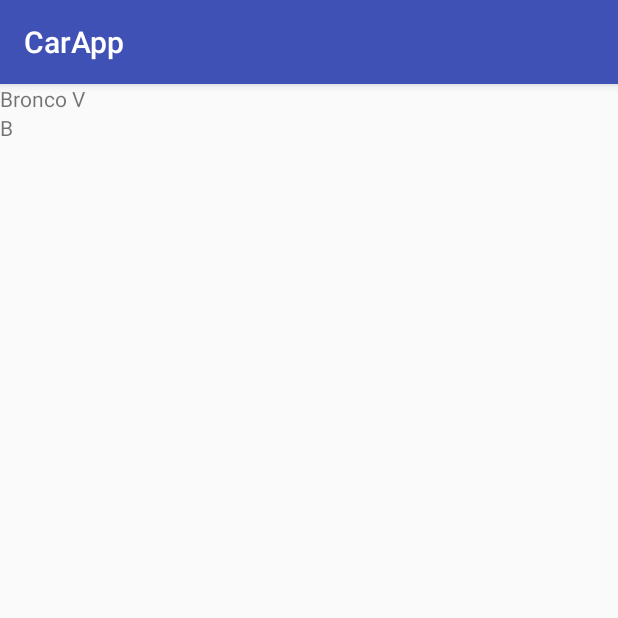
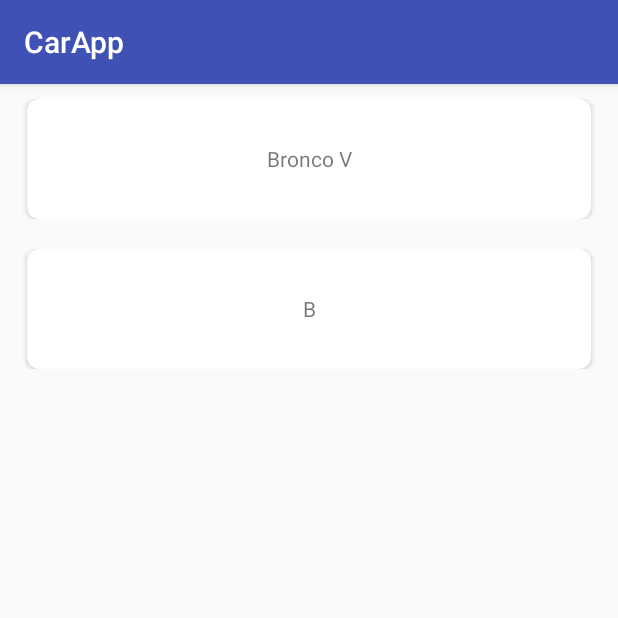
Before and after one commit to Alherd/CarsApp, an Android app: the screen it shows after launch (MainActivity), on a phone screen of 412 x 824 dp, the top half of it. Run offline under Robolectric (Android 15) with nearby library versions, the phone set to English and light mode, and no system bars.

```diff
--- a/app/build.gradle
+++ b/app/build.gradle
@@ -25,7 +25,6 @@ dependencies {
     implementation fileTree(dir: 'libs', include: ['*.jar'])
     implementation 'com.android.support:appcompat-v7:27.1.1'
     implementation 'com.android.support.constraint:constraint-layout:1.1.2'
-    implementation 'com.android.support:recyclerview-v7:27.1.1'
     testImplementation 'junit:junit:4.12'
     androidTestImplementation 'com.android.support.test:runner:1.0.2'
     androidTestImplementation 'com.android.support.test.espresso:espresso-core:3.0.2'
@@ -33,4 +32,7 @@ dependencies {
     implementation 'io.reactivex.rxjava2:rxandroid:2.0.1'
     implementation 'io.reactivex.rxjava2:rxjava:2.0.1'
     implementation 'android.arch.lifecycle:extensions:1.1.1'
+
+    implementation 'com.android.support:recyclerview-v7:27.1.1'
+    implementation 'com.android.support:cardview-v7:27.1.1'
 }
--- a/app/src/main/AndroidManifest.xml
+++ b/app/src/main/AndroidManifest.xml
@@ -9,7 +9,7 @@
         android:roundIcon="@mipmap/ic_launcher_round"
         android:supportsRtl="true"
         android:theme="@style/AppTheme">
-        <activity android:name=".MainActivity">
+        <activity android:name=".activities.MainActivity">
             <intent-filter>
                 <action android:name="android.intent.action.MAIN" />
 
--- a/app/src/main/java/com/example/alherd/carapp/MainActivity.java
+++ b/app/src/main/java/com/example/alherd/carapp/activities/MainActivity.java
@@ -1,13 +1,13 @@
-package com.example.alherd.carapp;
+package com.example.alherd.carapp.activities;
 
 import android.database.Cursor;
 import android.database.sqlite.SQLiteDatabase;
-import android.database.sqlite.SQLiteOpenHelper;
+import android.os.Bundle;
 import android.support.v7.app.AppCompatActivity;
-import android.os.Bundle;
 import android.support.v7.widget.LinearLayoutManager;
 import android.support.v7.widget.RecyclerView;
 
+import com.example.alherd.carapp.R;
 import com.example.alherd.carapp.adapter.CarAdapter;
 import com.example.alherd.carapp.database.DatabaseHelper;
 
--- a/app/src/main/res/layout/activity_main.xml
+++ b/app/src/main/res/layout/activity_main.xml
@@ -4,7 +4,7 @@
     xmlns:tools="http://schemas.android.com/tools"
     android:layout_width="match_parent"
     android:layout_height="match_parent"
-    tools:context=".MainActivity">
+    tools:context=".activities.MainActivity">
 
     <android.support.v7.widget.RecyclerView
         android:id="@+id/recycler_view_cars"
--- a/app/src/main/res/layout/car_item.xml
+++ b/app/src/main/res/layout/car_item.xml
@@ -1,11 +1,28 @@
 <?xml version="1.0" encoding="utf-8"?>
-<android.support.constraint.ConstraintLayout
-    xmlns:android="http://schemas.android.com/apk/res/android"
+<android.support.constraint.ConstraintLayout xmlns:android="http://schemas.android.com/apk/res/android"
+    xmlns:app="http://schemas.android.com/apk/res-auto"
     android:layout_width="match_parent"
-    android:layout_height="wrap_content">
+    android:layout_height="wrap_content"
+    android:padding="10dp">
 
-    <TextView
-        android:id="@+id/title_model"
+    <android.support.v7.widget.CardView
         android:layout_width="match_parent"
-        android:layout_height="wrap_content" />
+        android:layout_height="80dp"
+        android:layout_marginEnd="8dp"
+        android:layout_marginStart="8dp"
+        android:elevation="100dp"
+        app:cardCornerRadius="8dp"
+        app:layout_constraintEnd_toEndOf="parent"
+        app:layout_constraintStart_toStartOf="parent">
+
+        <android.support.v7.widget.AppCompatTextView
+            android:id="@+id/title_model"
+            android:layout_width="match_parent"
+            android:layout_height="80dp"
+            android:layout_gravity="center_vertical"
+            android:gravity="center"
+            android:padding="5dp"
+            android:textAlignment="center" />
+    </android.support.v7.widget.CardView>
+
 </android.support.constraint.ConstraintLayout>
```
